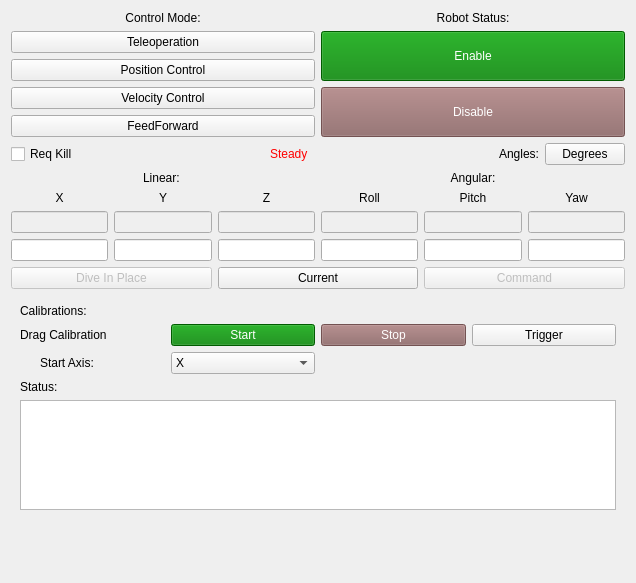
The window that riptide_rviz/riptide_rviz/src/ControlPanel.ui (osu-uwrt/riptide_gui) describes before a commit, drawn with Qt 5.
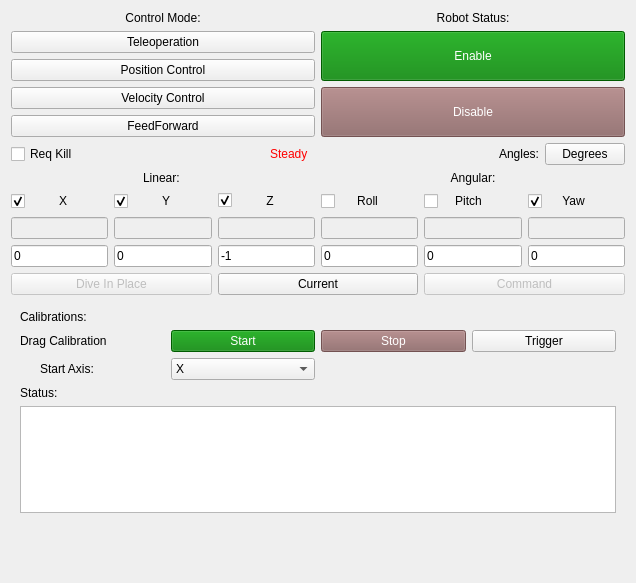
The same window after the commit.

Commit message: Add checkbox to disable current on certain fields

Patch:
```diff
--- a/riptide_rviz/riptide_rviz/src/ControlPanel.ui
+++ b/riptide_rviz/riptide_rviz/src/ControlPanel.ui
@@ -231,89 +231,7 @@
        </item>
        <item>
         <layout class="QGridLayout" name="gridLayout_2">
-         <item row="0" column="0">
-          <widget class="QLabel" name="label_14">
-           <property name="text">
-            <string>X</string>
-           </property>
-           <property name="alignment">
-            <set>Qt::AlignCenter</set>
-           </property>
-          </widget>
-         </item>
-         <item row="0" column="2">
-          <widget class="QLabel" name="label_16">
-           <property name="text">
-            <string>Z</string>
-           </property>
-           <property name="alignment">
-            <set>Qt::AlignCenter</set>
-           </property>
-          </widget>
-         </item>
-         <item row="0" column="4">
-          <widget class="QLabel" name="label_18">
-           <property name="text">
-            <string>Pitch</string>
-           </property>
-           <property name="alignment">
-            <set>Qt::AlignCenter</set>
-           </property>
-          </widget>
-         </item>
-         <item row="1" column="2">
-          <widget class="QLineEdit" name="cmdCurrZ">
-           <property name="enabled">
-            <bool>false</bool>
-           </property>
-           <property name="styleSheet">
-            <string notr="true">QLineEdit:!enabled{color: black;};</string>
-           </property>
-           <property name="text">
-            <string/>
-           </property>
-          </widget>
-         </item>
-         <item row="1" column="5">
-          <widget class="QLineEdit" name="cmdCurrYaw">
-           <property name="enabled">
-            <bool>false</bool>
-           </property>
-           <property name="styleSheet">
-            <string notr="true">QLineEdit:!enabled{color: black;};</string>
-           </property>
-           <property name="text">
-            <string/>
-           </property>
-          </widget>
-         </item>
-         <item row="1" column="0">
-          <widget class="QLineEdit" name="cmdCurrX">
-           <property name="enabled">
-            <bool>false</bool>
-           </property>
-           <property name="styleSheet">
-            <string notr="true">QLineEdit:!enabled{color: black;};</string>
-           </property>
-           <property name="text">
-            <string/>
-           </property>
-          </widget>
-         </item>
-         <item row="1" column="3">
-          <widget class="QLineEdit" name="cmdCurrR">
-           <property name="enabled">
-            <bool>false</bool>
-           </property>
-           <property name="styleSheet">
-            <string notr="true">QLineEdit:!enabled{color: black;};</string>
-           </property>
-           <property name="text">
-            <string/>
-           </property>
-          </widget>
-         </item>
-         <item row="1" column="1">
+         <item row="2" column="1">
           <widget class="QLineEdit" name="cmdCurrY">
            <property name="enabled">
             <bool>false</bool>
@@ -326,27 +244,80 @@
            </property>
           </widget>
          </item>
+         <item row="3" column="5">
+          <widget class="QLineEdit" name="cmdReqYaw">
+           <property name="text">
+            <string>0</string>
+           </property>
+          </widget>
+         </item>
+         <item row="3" column="2">
+          <widget class="QLineEdit" name="cmdReqZ">
+           <property name="text">
+            <string>-1</string>
+           </property>
+          </widget>
+         </item>
+         <item row="2" column="2">
+          <widget class="QLineEdit" name="cmdCurrZ">
+           <property name="enabled">
+            <bool>false</bool>
+           </property>
+           <property name="styleSheet">
+            <string notr="true">QLineEdit:!enabled{color: black;};</string>
+           </property>
+           <property name="text">
+            <string/>
+           </property>
+          </widget>
+         </item>
          <item row="0" column="1">
-          <widget class="QLabel" name="label_15">
-           <property name="text">
-            <string>Y</string>
-           </property>
-           <property name="alignment">
-            <set>Qt::AlignCenter</set>
-           </property>
-          </widget>
+          <layout class="QHBoxLayout" name="horizontalLayout_7">
+           <item>
+            <widget class="QCheckBox" name="cmdCopyCurrY">
+             <property name="sizePolicy">
+              <sizepolicy hsizetype="Expanding" vsizetype="Expanding">
+               <horstretch>0</horstretch>
+               <verstretch>0</verstretch>
+              </sizepolicy>
+             </property>
+             <property name="toolTip">
+              <string>Copy Current Value</string>
+             </property>
+             <property name="text">
+              <string/>
+             </property>
+             <property name="checked">
+              <bool>true</bool>
+             </property>
+            </widget>
+           </item>
+           <item>
+            <widget class="QLabel" name="label_15">
+             <property name="text">
+              <string>Y</string>
+             </property>
+             <property name="alignment">
+              <set>Qt::AlignCenter</set>
+             </property>
+            </widget>
+           </item>
+           <item>
+            <spacer name="horizontalSpacer_4">
+             <property name="orientation">
+              <enum>Qt::Horizontal</enum>
+             </property>
+             <property name="sizeHint" stdset="0">
+              <size>
+               <width>40</width>
+               <height>20</height>
+              </size>
+             </property>
+            </spacer>
+           </item>
+          </layout>
          </item>
-         <item row="0" column="5">
-          <widget class="QLabel" name="label_19">
-           <property name="text">
-            <string>Yaw</string>
-           </property>
-           <property name="alignment">
-            <set>Qt::AlignCenter</set>
-           </property>
-          </widget>
-         </item>
-         <item row="1" column="4">
+         <item row="2" column="4">
           <widget class="QLineEdit" name="cmdCurrP">
            <property name="enabled">
             <bool>false</bool>
@@ -359,33 +330,302 @@
            </property>
           </widget>
          </item>
-         <item row="0" column="3">
-          <widget class="QLabel" name="label_17">
+         <item row="3" column="3">
+          <widget class="QLineEdit" name="cmdReqR">
            <property name="text">
-            <string>Roll</string>
+            <string>0</string>
            </property>
-           <property name="alignment">
-            <set>Qt::AlignCenter</set>
+          </widget>
+         </item>
+         <item row="3" column="4">
+          <widget class="QLineEdit" name="cmdReqP">
+           <property name="text">
+            <string>0</string>
            </property>
           </widget>
          </item>
-         <item row="2" column="0">
-          <widget class="QLineEdit" name="cmdReqX"/>
+         <item row="3" column="1">
+          <widget class="QLineEdit" name="cmdReqY">
+           <property name="text">
+            <string>0</string>
+           </property>
+          </widget>
          </item>
-         <item row="2" column="1">
-          <widget class="QLineEdit" name="cmdReqY"/>
+         <item row="0" column="0">
+          <layout class="QHBoxLayout" name="horizontalLayout_6">
+           <item>
+            <widget class="QCheckBox" name="cmdCopyCurrX">
+             <property name="sizePolicy">
+              <sizepolicy hsizetype="Expanding" vsizetype="Expanding">
+               <horstretch>0</horstretch>
+               <verstretch>0</verstretch>
+              </sizepolicy>
+             </property>
+             <property name="toolTip">
+              <string>Copy Current Value</string>
+             </property>
+             <property name="text">
+              <string/>
+             </property>
+             <property name="checked">
+              <bool>true</bool>
+             </property>
+            </widget>
+           </item>
+           <item>
+            <widget class="QLabel" name="label_14">
+             <property name="text">
+              <string>X</string>
+             </property>
+             <property name="alignment">
+              <set>Qt::AlignCenter</set>
+             </property>
+            </widget>
+           </item>
+           <item>
+            <spacer name="horizontalSpacer_3">
+             <property name="orientation">
+              <enum>Qt::Horizontal</enum>
+             </property>
+             <property name="sizeType">
+              <enum>QSizePolicy::Expanding</enum>
+             </property>
+             <property name="sizeHint" stdset="0">
+              <size>
+               <width>40</width>
+               <height>20</height>
+              </size>
+             </property>
+            </spacer>
+           </item>
+          </layout>
          </item>
-         <item row="2" column="2">
-          <widget class="QLineEdit" name="cmdReqZ"/>
+         <item row="3" column="0">
+          <widget class="QLineEdit" name="cmdReqX">
+           <property name="text">
+            <string>0</string>
+           </property>
+          </widget>
          </item>
          <item row="2" column="3">
-          <widget class="QLineEdit" name="cmdReqR"/>
+          <widget class="QLineEdit" name="cmdCurrR">
+           <property name="enabled">
+            <bool>false</bool>
+           </property>
+           <property name="styleSheet">
+            <string notr="true">QLineEdit:!enabled{color: black;};</string>
+           </property>
+           <property name="text">
+            <string/>
+           </property>
+          </widget>
          </item>
-         <item row="2" column="4">
-          <widget class="QLineEdit" name="cmdReqP"/>
+         <item row="2" column="0">
+          <widget class="QLineEdit" name="cmdCurrX">
+           <property name="enabled">
+            <bool>false</bool>
+           </property>
+           <property name="styleSheet">
+            <string notr="true">QLineEdit:!enabled{color: black;};</string>
+           </property>
+           <property name="text">
+            <string/>
+           </property>
+          </widget>
+         </item>
+         <item row="0" column="3">
+          <layout class="QHBoxLayout" name="horizontalLayout_10">
+           <item>
+            <widget class="QCheckBox" name="cmdCopyCurrRoll">
+             <property name="sizePolicy">
+              <sizepolicy hsizetype="Expanding" vsizetype="Expanding">
+               <horstretch>0</horstretch>
+               <verstretch>0</verstretch>
+              </sizepolicy>
+             </property>
+             <property name="toolTip">
+              <string>Copy Current Value</string>
+             </property>
+             <property name="text">
+              <string/>
+             </property>
+             <property name="checked">
+              <bool>false</bool>
+             </property>
+            </widget>
+           </item>
+           <item>
+            <widget class="QLabel" name="label_17">
+             <property name="text">
+              <string>Roll</string>
+             </property>
+             <property name="alignment">
+              <set>Qt::AlignCenter</set>
+             </property>
+            </widget>
+           </item>
+           <item>
+            <spacer name="horizontalSpacer_6">
+             <property name="orientation">
+              <enum>Qt::Horizontal</enum>
+             </property>
+             <property name="sizeHint" stdset="0">
+              <size>
+               <width>40</width>
+               <height>20</height>
+              </size>
+             </property>
+            </spacer>
+           </item>
+          </layout>
+         </item>
+         <item row="0" column="2">
+          <layout class="QHBoxLayout" name="horizontalLayout_9">
+           <item>
+            <widget class="QCheckBox" name="cmdCopyCurrZ">
+             <property name="sizePolicy">
+              <sizepolicy hsizetype="Expanding" vsizetype="Fixed">
+               <horstretch>0</horstretch>
+               <verstretch>0</verstretch>
+              </sizepolicy>
+             </property>
+             <property name="toolTip">
+              <string>Copy Current Value</string>
+             </property>
+             <property name="text">
+              <string/>
+             </property>
+             <property name="checked">
+              <bool>true</bool>
+             </property>
+            </widget>
+           </item>
+           <item>
+            <widget class="QLabel" name="label_16">
+             <property name="text">
+              <string>Z</string>
+             </property>
+             <property name="alignment">
+              <set>Qt::AlignCenter</set>
+             </property>
+            </widget>
+           </item>
+           <item>
+            <spacer name="horizontalSpacer_5">
+             <property name="orientation">
+              <enum>Qt::Horizontal</enum>
+             </property>
+             <property name="sizeHint" stdset="0">
+              <size>
+               <width>40</width>
+               <height>20</height>
+              </size>
+             </property>
+            </spacer>
+           </item>
+          </layout>
          </item>
          <item row="2" column="5">
-          <widget class="QLineEdit" name="cmdReqYaw"/>
+          <widget class="QLineEdit" name="cmdCurrYaw">
+           <property name="enabled">
+            <bool>false</bool>
+           </property>
+           <property name="styleSheet">
+            <string notr="true">QLineEdit:!enabled{color: black;};</string>
+           </property>
+           <property name="text">
+            <string/>
+           </property>
+          </widget>
+         </item>
+         <item row="0" column="4">
+          <layout class="QHBoxLayout" name="horizontalLayout_11">
+           <item>
+            <widget class="QCheckBox" name="cmdCopyCurrPitch">
+             <property name="sizePolicy">
+              <sizepolicy hsizetype="Expanding" vsizetype="Expanding">
+               <horstretch>0</horstretch>
+               <verstretch>0</verstretch>
+              </sizepolicy>
+             </property>
+             <property name="toolTip">
+              <string>Copy Current Value</string>
+             </property>
+             <property name="text">
+              <string/>
+             </property>
+            </widget>
+           </item>
+           <item>
+            <widget class="QLabel" name="label_18">
+             <property name="text">
+              <string>Pitch</string>
+             </property>
+             <property name="alignment">
+              <set>Qt::AlignCenter</set>
+             </property>
+            </widget>
+           </item>
+           <item>
+            <spacer name="horizontalSpacer_7">
+             <property name="orientation">
+              <enum>Qt::Horizontal</enum>
+             </property>
+             <property name="sizeHint" stdset="0">
+              <size>
+               <width>40</width>
+               <height>20</height>
+              </size>
+             </property>
+            </spacer>
+           </item>
+          </layout>
+         </item>
+         <item row="0" column="5">
+          <layout class="QHBoxLayout" name="horizontalLayout_12">
+           <item>
+            <widget class="QCheckBox" name="cmdCopyCurrYaw">
+             <property name="sizePolicy">
+              <sizepolicy hsizetype="Expanding" vsizetype="Expanding">
+               <horstretch>0</horstretch>
+               <verstretch>0</verstretch>
+              </sizepolicy>
+             </property>
+             <property name="toolTip">
+              <string>Copy Current Value</string>
+             </property>
+             <property name="text">
+              <string/>
+             </property>
+             <property name="checked">
+              <bool>true</bool>
+             </property>
+            </widget>
+           </item>
+           <item>
+            <widget class="QLabel" name="label_19">
+             <property name="text">
+              <string>Yaw</string>
+             </property>
+             <property name="alignment">
+              <set>Qt::AlignCenter</set>
+             </property>
+            </widget>
+           </item>
+           <item>
+            <spacer name="horizontalSpacer_8">
+             <property name="orientation">
+              <enum>Qt::Horizontal</enum>
+             </property>
+             <property name="sizeHint" stdset="0">
+              <size>
+               <width>40</width>
+               <height>20</height>
+              </size>
+             </property>
+            </spacer>
+           </item>
+          </layout>
          </item>
         </layout>
        </item>
```
Left out of the diff: 36 changed lines with no effect on the pictures. The commit also changes 1 other file.
